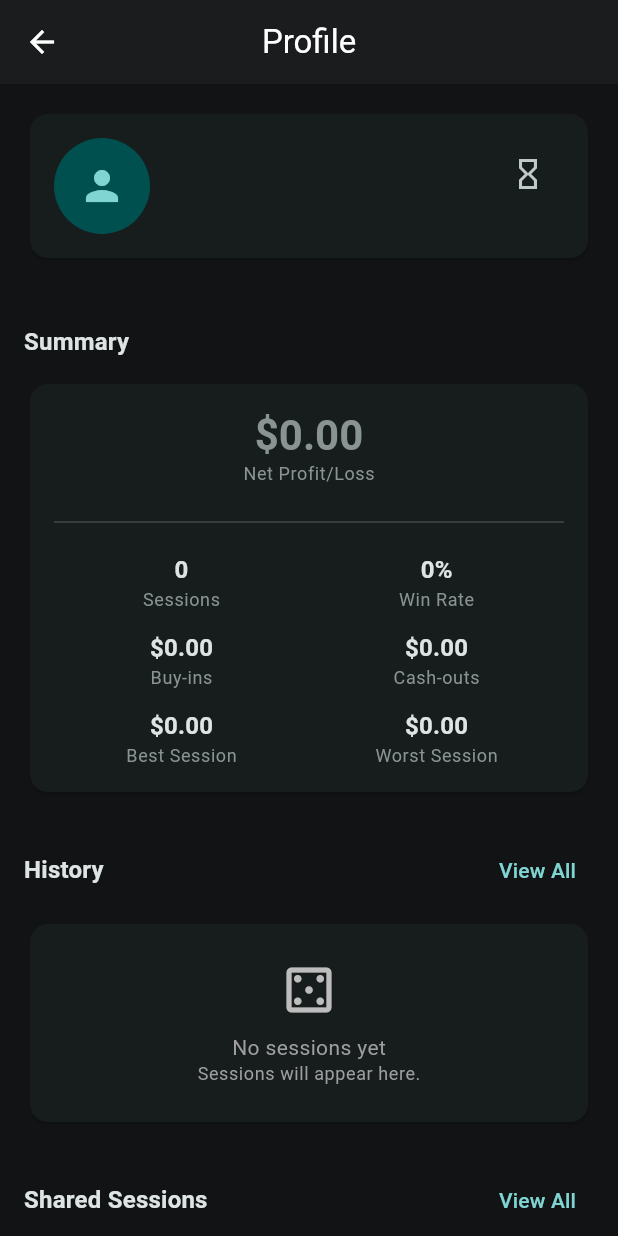
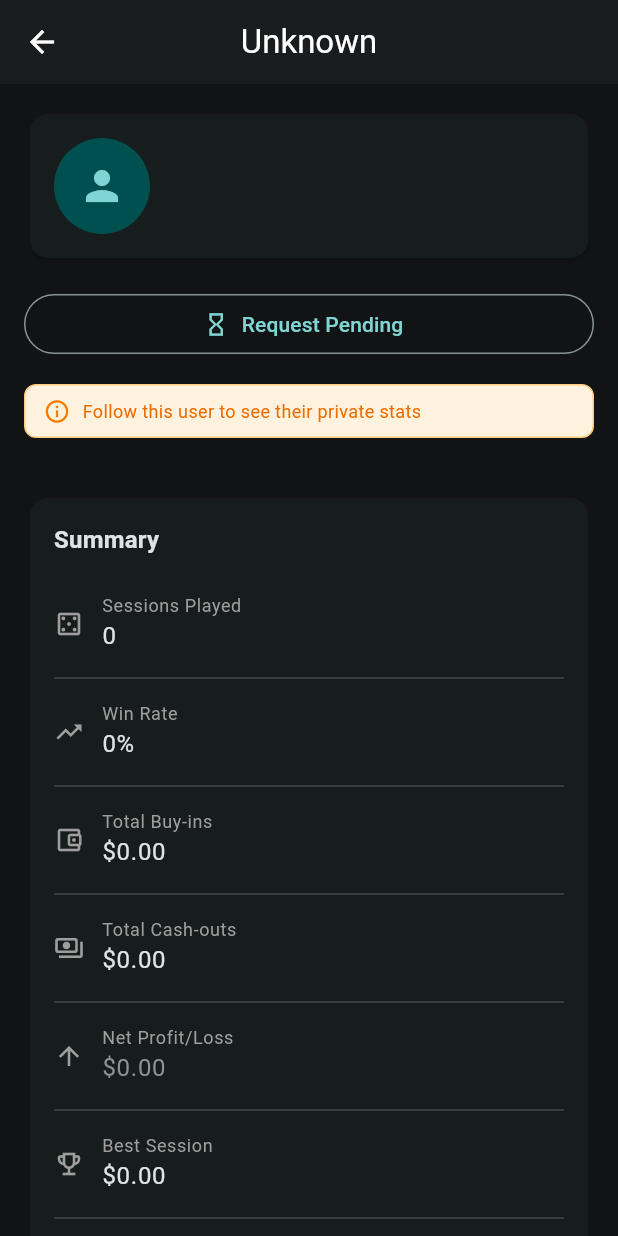
Before and after one commit to Eli-Roderick/poker_ledger, a Flutter app: the UserProfileScreen screen opened directly with empty values, on a phone screen of 412 x 824 dp. Run offline on Flutter 3.47's test engine with Material 3 defaults, Android fonts, the phone set to English and light mode, and no system bars; our stand-ins replace csv, flutter_riverpod, share_plus, shared_preferences, sqflite, supabase_flutter; accounts and stored records are empty.

Commit message:
Update profile repository to use renamed database columns for buy-ins and cash-outs, refactor user history screen with separate start/end date filters and modal bottom sheet UI, and move player name editing to app bar with profile header reorganization

```diff
--- a/lib/src/features/profile/data/profile_repository.dart
+++ b/lib/src/features/profile/data/profile_repository.dart
@@ -59,8 +59,8 @@ class ProfileRepository {
         .from('session_players')
         .select('''
           session_id,
-          buy_ins_cents,
-          cash_outs_cents,
+          buy_in_cents_total,
+          cash_out_cents,
           players!inner(linked_user_id)
         ''')
         .inFilter('session_id', accessibleSessionIds)
@@ -79,8 +79,8 @@ class ProfileRepository {
       if (sessionIds.contains(sessionId)) continue;
       sessionIds.add(sessionId);
 
-      final buyIns = sp['buy_ins_cents'] as int? ?? 0;
-      final cashOuts = sp['cash_outs_cents'] as int? ?? 0;
+      final buyIns = sp['buy_in_cents_total'] as int? ?? 0;
+      final cashOuts = sp['cash_out_cents'] as int? ?? 0;
       final net = cashOuts - buyIns;
 
       totalSessions++;
@@ -227,7 +227,7 @@ class ProfileRepository {
     // Get session_players data for target user
     final sessionPlayersData = await _client
         .from('session_players')
-        .select('session_id, buy_ins_cents, cash_outs_cents, players!inner(linked_user_id)')
+        .select('session_id, buy_in_cents_total, cash_out_cents, players!inner(linked_user_id)')
         .inFilter('session_id', accessibleSessionIds)
         .eq('players.linked_user_id', targetUserId);
 
@@ -250,8 +250,8 @@ class ProfileRepository {
     return sessions.map((s) {
       final sessionId = s['id'] as int;
       final sp = spMap[sessionId];
-      final buyIns = sp?['buy_ins_cents'] as int? ?? 0;
-      final cashOuts = sp?['cash_outs_cents'] as int? ?? 0;
+      final buyIns = sp?['buy_in_cents_total'] as int? ?? 0;
+      final cashOuts = sp?['cash_out_cents'] as int? ?? 0;
       final sg = groupMap[sessionId];
 
       return UserSessionSummary(
--- a/lib/src/features/profile/presentation/user_profile_screen.dart
+++ b/lib/src/features/profile/presentation/user_profile_screen.dart
@@ -29,6 +29,13 @@ class UserProfileScreen extends ConsumerStatefulWidget {
 class _UserProfileScreenState extends ConsumerState<UserProfileScreen> {
   int? _selectedGroupId;
   final _currency = NumberFormat.simpleCurrency();
+  late String _currentPlayerName;
+
+  @override
+  void initState() {
+    super.initState();
+    _currentPlayerName = widget.playerName ?? widget.initialDisplayName ?? 'Unknown';
+  }
 
   @override
   Widget build(BuildContext context) {
@@ -40,7 +47,26 @@ class _UserProfileScreenState extends ConsumerState<UserProfileScreen> {
 
     return Scaffold(
       appBar: AppBar(
-        title: const Text('Profile'),
+        title: Row(
+          mainAxisSize: MainAxisSize.min,
+          children: [
+            Flexible(
+              child: Text(
+                _currentPlayerName,
+                overflow: TextOverflow.ellipsis,
+              ),
+            ),
+            if (widget.playerId != null)
+              IconButton(
+                icon: const Icon(Icons.edit, size: 18),
+                tooltip: 'Edit name',
+                onPressed: () => _showEditNameDialog(context),
+                visualDensity: VisualDensity.compact,
+                padding: EdgeInsets.zero,
+                constraints: const BoxConstraints(),
+              ),
+          ],
+        ),
       ),
       body: RefreshIndicator(
         onRefresh: () async {
@@ -52,15 +78,22 @@ class _UserProfileScreenState extends ConsumerState<UserProfileScreen> {
         child: ListView(
           padding: const EdgeInsets.all(16),
           children: [
-            // Profile header with name, email, edit button, and follow button
-            _buildProfileHeader(context, statsAsync, followStatusAsync),
+            // Profile header with account name, email
+            _buildProfileHeader(context, statsAsync),
             const SizedBox(height: 16),
+
+            // Follow section
+            _buildFollowSection(context, followStatusAsync),
+            const SizedBox(height: 16),
+
+            // Warning about following for private stats
+            _buildFollowWarning(context, followStatusAsync),
 
             // Group filter (only mutual groups)
             _buildGroupFilter(context, mutualGroupsAsync),
             const SizedBox(height: 24),
 
-            // Summary stats
+            // Summary stats (like old profile)
             _buildSummarySection(context, statsAsync),
             const SizedBox(height: 24),
 
@@ -76,23 +109,15 @@ class _UserProfileScreenState extends ConsumerState<UserProfileScreen> {
     );
   }
 
-  Widget _buildProfileHeader(
-    BuildContext context,
-    AsyncValue<UserProfileStats> statsAsync,
-    AsyncValue<Follow?> followStatusAsync,
-  ) {
+  Widget _buildProfileHeader(BuildContext context, AsyncValue<UserProfileStats> statsAsync) {
     final displayName = statsAsync.valueOrNull?.displayName ?? widget.initialDisplayName ?? 'Unknown';
     final email = statsAsync.valueOrNull?.email;
 
     return Card(
       child: Padding(
         padding: const EdgeInsets.all(16),
-        child: Column(
+        child: Row(
           children: [
-            Row(
-              crossAxisAlignment: CrossAxisAlignment.start,
-              children: [
-                // Avatar
             CircleAvatar(
               radius: 32,
               backgroundColor: Theme.of(context).colorScheme.primaryContainer,
@@ -103,43 +128,26 @@ class _UserProfileScreenState extends ConsumerState<UserProfileScreen> {
               ),
             ),
             const SizedBox(width: 16),
-                // Name and email
             Expanded(
               child: Column(
                 crossAxisAlignment: CrossAxisAlignment.start,
                 children: [
-                      Row(
-                        children: [
-                          Expanded(
-                            child: Text(
-                              widget.playerName ?? displayName,
+                  Text(
+                    displayName,
                     style: Theme.of(context).textTheme.titleLarge?.copyWith(
                           fontWeight: FontWeight.bold,
                         ),
                   ),
+                  if (email != null)
+                    Text(
+                      email,
+                      style: Theme.of(context).textTheme.bodySmall?.copyWith(
+                            color: Theme.of(context).colorScheme.outline,
                           ),
-                          if (widget.playerId != null)
-                            IconButton(
-                              icon: const Icon(Icons.edit_outlined, size: 20),
-                              tooltip: 'Edit name',
-                              onPressed: () => _showEditNameDialog(context),
-                              visualDensity: VisualDensity.compact,
+                      overflow: TextOverflow.ellipsis,
                     ),
                 ],
               ),
-                      if (email != null)
-                        Text(
-                          email,
-                          style: Theme.of(context).textTheme.bodyMedium?.copyWith(
-                                color: Theme.of(context).colorScheme.outline,
-                              ),
-                        ),
-                    ],
-                  ),
-                ),
-                // Follow button
-                _buildFollowButton(context, followStatusAsync),
-              ],
             ),
           ],
         ),
@@ -147,43 +155,82 @@ class _UserProfileScreenState extends ConsumerState<UserProfileScreen> {
     );
   }
 
-  Widget _buildFollowButton(BuildContext context, AsyncValue<Follow?> followStatusAsync) {
+  Widget _buildFollowSection(BuildContext context, AsyncValue<Follow?> followStatusAsync) {
     return followStatusAsync.when(
-      loading: () => const SizedBox(
-        width: 24,
-        height: 24,
-        child: CircularProgressIndicator(strokeWidth: 2),
-      ),
+      loading: () => const SizedBox.shrink(),
       error: (_, __) => const SizedBox.shrink(),
       data: (follow) {
         if (follow == null) {
-          return IconButton(
+          return FilledButton.icon(
+            onPressed: () => _sendFollowRequest(context),
             icon: const Icon(Icons.person_add),
-            tooltip: 'Request to follow',
-            onPressed: () => _sendFollowRequest(context),
+            label: const Text('Request to Follow'),
           );
         }
 
         switch (follow.status) {
           case FollowStatus.pending:
-            return IconButton(
+            return OutlinedButton.icon(
+              onPressed: () => _cancelFollowRequest(context),
               icon: const Icon(Icons.hourglass_empty),
-              tooltip: 'Request pending',
-              onPressed: () => _cancelFollowRequest(context),
+              label: const Text('Request Pending'),
             );
           case FollowStatus.accepted:
-            return IconButton(
-              icon: const Icon(Icons.check_circle, color: Colors.green),
-              tooltip: 'Following - tap to unfollow',
+            return Row(
+              children: [
+                const Icon(Icons.check_circle, color: Colors.green, size: 20),
+                const SizedBox(width: 8),
+                const Text('Following'),
+                const Spacer(),
+                TextButton(
                   onPressed: () => _unfollowUser(context),
+                  child: const Text('Unfollow'),
+                ),
+              ],
             );
           case FollowStatus.rejected:
-            return IconButton(
+            return OutlinedButton.icon(
+              onPressed: () => _sendFollowRequest(context),
               icon: const Icon(Icons.person_add),
-              tooltip: 'Request again',
-              onPressed: () => _sendFollowRequest(context),
+              label: const Text('Request Again'),
             );
         }
+      },
+    );
+  }
+
+  Widget _buildFollowWarning(BuildContext context, AsyncValue<Follow?> followStatusAsync) {
+    return followStatusAsync.when(
+      loading: () => const SizedBox.shrink(),
+      error: (_, __) => const SizedBox.shrink(),
+      data: (follow) {
+        // Only show warning if not following
+        if (follow?.status == FollowStatus.accepted) {
+          return const SizedBox.shrink();
+        }
+        return Padding(
+          padding: const EdgeInsets.only(bottom: 12),
+          child: Container(
+            padding: const EdgeInsets.symmetric(horizontal: 12, vertical: 8),
+            decoration: BoxDecoration(
+              color: Colors.orange.shade50,
+              borderRadius: BorderRadius.circular(8),
+              border: Border.all(color: Colors.orange.shade200),
+            ),
+            child: Row(
+              children: [
+                Icon(Icons.info_outline, size: 18, color: Colors.orange.shade700),
+                const SizedBox(width: 8),
+                Expanded(
+                  child: Text(
+                    'Follow this user to see their private stats',
+                    style: TextStyle(fontSize: 12, color: Colors.orange.shade800),
+                  ),
+                ),
+              ],
+            ),
+          ),
+        );
       },
     );
   }
@@ -232,15 +279,7 @@ class _UserProfileScreenState extends ConsumerState<UserProfileScreen> {
   }
 
   Widget _buildSummarySection(BuildContext context, AsyncValue<UserProfileStats> statsAsync) {
-    return Column(
-      crossAxisAlignment: CrossAxisAlignment.start,
-      children: [
-        Text(
-          'Summary',
-          style: Theme.of(context).textTheme.titleMedium?.copyWith(fontWeight: FontWeight.bold),
-        ),
-        const SizedBox(height: 12),
-        statsAsync.when(
+    return statsAsync.when(
       loading: () => const Center(child: CircularProgressIndicator()),
       error: (e, _) => Text('Error: $e'),
       data: (stats) {
@@ -252,89 +291,64 @@ class _UserProfileScreenState extends ConsumerState<UserProfileScreen> {
           child: Padding(
             padding: const EdgeInsets.all(16),
             child: Column(
-                  children: [
-                    // Net profit/loss - prominent
-                    Row(
-                      mainAxisAlignment: MainAxisAlignment.center,
+              crossAxisAlignment: CrossAxisAlignment.start,
               children: [
                 Text(
-                          _currency.format(stats.netProfitCents / 100),
-                          style: Theme.of(context).textTheme.headlineMedium?.copyWith(
+                  'Summary',
+                  style: Theme.of(context).textTheme.titleMedium?.copyWith(
                         fontWeight: FontWeight.bold,
-                                color: netColor,
-                              ),
-                        ),
-                      ],
-                    ),
-                    Text(
-                      'Net Profit/Loss',
-                      style: Theme.of(context).textTheme.bodySmall?.copyWith(
-                            color: Theme.of(context).colorScheme.outline,
                       ),
                 ),
                 const SizedBox(height: 16),
+                _InfoRow(
+                  icon: Icons.casino_outlined,
+                  label: 'Sessions Played',
+                  value: stats.totalSessions.toString(),
+                ),
                 const Divider(),
-                    const SizedBox(height: 12),
-                    // Stats grid
-                    Row(
-                      children: [
-                        _buildStatItem(context, 'Sessions', stats.totalSessions.toString()),
-                        _buildStatItem(context, 'Win Rate', '${stats.winRate.toStringAsFixed(0)}%'),
-                      ],
+                _InfoRow(
+                  icon: Icons.trending_up,
+                  label: 'Win Rate',
+                  value: '${stats.winRate.toStringAsFixed(0)}%',
                 ),
-                    const SizedBox(height: 12),
-                    Row(
-                      children: [
-                        _buildStatItem(context, 'Buy-ins', _currency.format(stats.totalBuyInsCents / 100)),
-                        _buildStatItem(context, 'Cash-outs', _currency.format(stats.totalCashOutsCents / 100)),
-                      ],
+                const Divider(),
+                _InfoRow(
+                  icon: Icons.account_balance_wallet_outlined,
+                  label: 'Total Buy-ins',
+                  value: _currency.format(stats.totalBuyInsCents / 100),
                 ),
-                    const SizedBox(height: 12),
-                    Row(
-                      children: [
-                        _buildStatItem(
-                          context,
-                          'Best Session',
-                          _currency.format(stats.biggestWinCents / 100),
+                const Divider(),
+                _InfoRow(
+                  icon: Icons.payments_outlined,
+                  label: 'Total Cash-outs',
+                  value: _currency.format(stats.totalCashOutsCents / 100),
+                ),
+                const Divider(),
+                _InfoRow(
+                  icon: stats.netProfitCents >= 0 ? Icons.arrow_upward : Icons.arrow_downward,
+                  label: 'Net Profit/Loss',
+                  value: _currency.format(stats.netProfitCents / 100),
+                  valueColor: netColor,
+                ),
+                const Divider(),
+                _InfoRow(
+                  icon: Icons.emoji_events_outlined,
+                  label: 'Best Session',
+                  value: _currency.format(stats.biggestWinCents / 100),
                   valueColor: stats.biggestWinCents > 0 ? Colors.green : null,
                 ),
-                        _buildStatItem(
-                          context,
-                          'Worst Session',
-                          _currency.format(stats.biggestLossCents / 100),
+                const Divider(),
+                _InfoRow(
+                  icon: Icons.trending_down,
+                  label: 'Worst Session',
+                  value: _currency.format(stats.biggestLossCents / 100),
                   valueColor: stats.biggestLossCents < 0 ? Colors.red : null,
-                        ),
-                      ],
                 ),
               ],
             ),
           ),
         );
       },
-        ),
-      ],
-    );
-  }
-
-  Widget _buildStatItem(BuildContext context, String label, String value, {Color? valueColor}) {
-    return Expanded(
-      child: Column(
-        children: [
-          Text(
-            value,
-            style: Theme.of(context).textTheme.titleMedium?.copyWith(
-                  fontWeight: FontWeight.w600,
-                  color: valueColor,
-                ),
-          ),
-          Text(
-            label,
-            style: Theme.of(context).textTheme.bodySmall?.copyWith(
-                  color: Theme.of(context).colorScheme.outline,
-                ),
-          ),
-        ],
-      ),
     );
   }
 
@@ -488,7 +502,7 @@ class _UserProfileScreenState extends ConsumerState<UserProfileScreen> {
   Future<void> _showEditNameDialog(BuildContext context) async {
     if (widget.playerId == null) return;
 
-    final controller = TextEditingController(text: widget.playerName ?? widget.initialDisplayName);
+    final controller = TextEditingController(text: _currentPlayerName);
 
     final newName = await showDialog<String?>(
       context: context,
@@ -520,6 +534,9 @@ class _UserProfileScreenState extends ConsumerState<UserProfileScreen> {
             id: widget.playerId!,
             name: newName,
           );
+      setState(() {
+        _currentPlayerName = newName;
+      });
       if (mounted) {
         ScaffoldMessenger.of(context).showSnackBar(
           const SnackBar(content: Text('Name updated')),
@@ -602,3 +619,49 @@ class _UserProfileScreenState extends ConsumerState<UserProfileScreen> {
     }
   }
 }
+
+class _InfoRow extends StatelessWidget {
+  final IconData icon;
+  final String label;
+  final String value;
+  final Color? valueColor;
+
+  const _InfoRow({
+    required this.icon,
+    required this.label,
+    required this.value,
+    this.valueColor,
+  });
+
+  @override
+  Widget build(BuildContext context) {
+    return Padding(
+      padding: const EdgeInsets.symmetric(vertical: 8),
+      child: Row(
+        children: [
+          Icon(icon, size: 20, color: Colors.grey),
+          const SizedBox(width: 12),
+          Expanded(
+            child: Column(
+              crossAxisAlignment: CrossAxisAlignment.start,
+              children: [
+                Text(
+                  label,
+                  style: Theme.of(context).textTheme.bodySmall?.copyWith(
+                        color: Colors.grey,
+                      ),
+                ),
+                Text(
+                  value,
+                  style: Theme.of(context).textTheme.bodyLarge?.copyWith(
+                        color: valueColor,
+                      ),
+                ),
+              ],
+            ),
+          ),
+        ],
+      ),
+    );
+  }
+}
```
Also changed, not shown: lib/src/features/profile/presentation/user_history_screen.dart (+149 -55 lines). Lines whose indentation alone changed are shown as unchanged.
